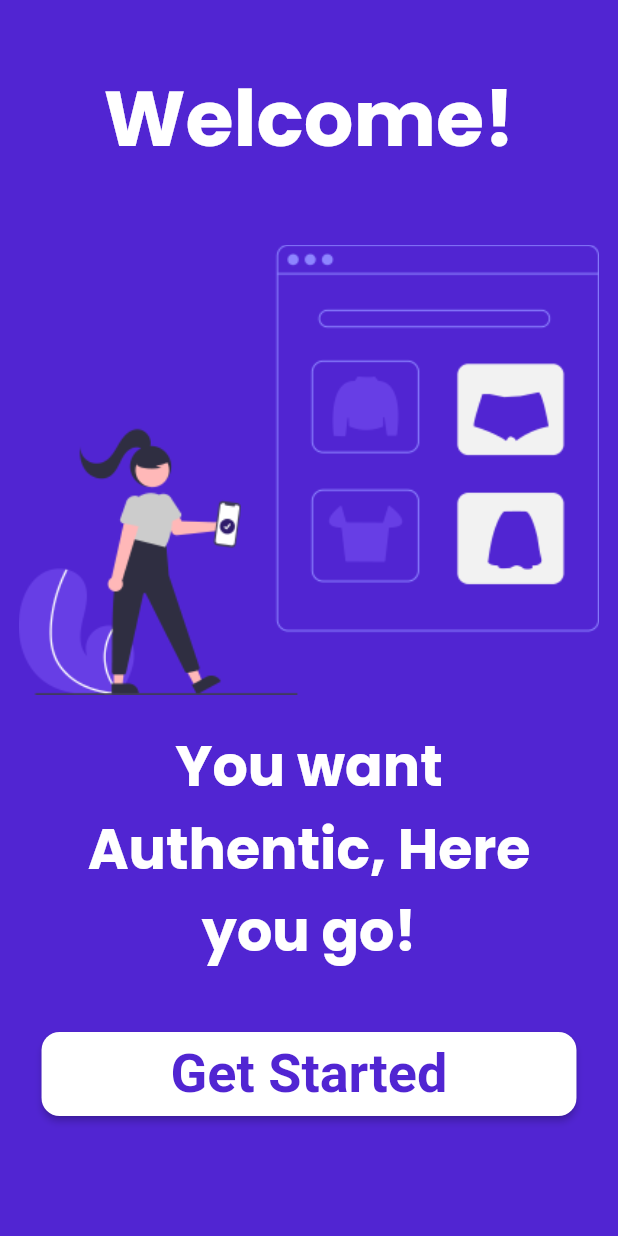
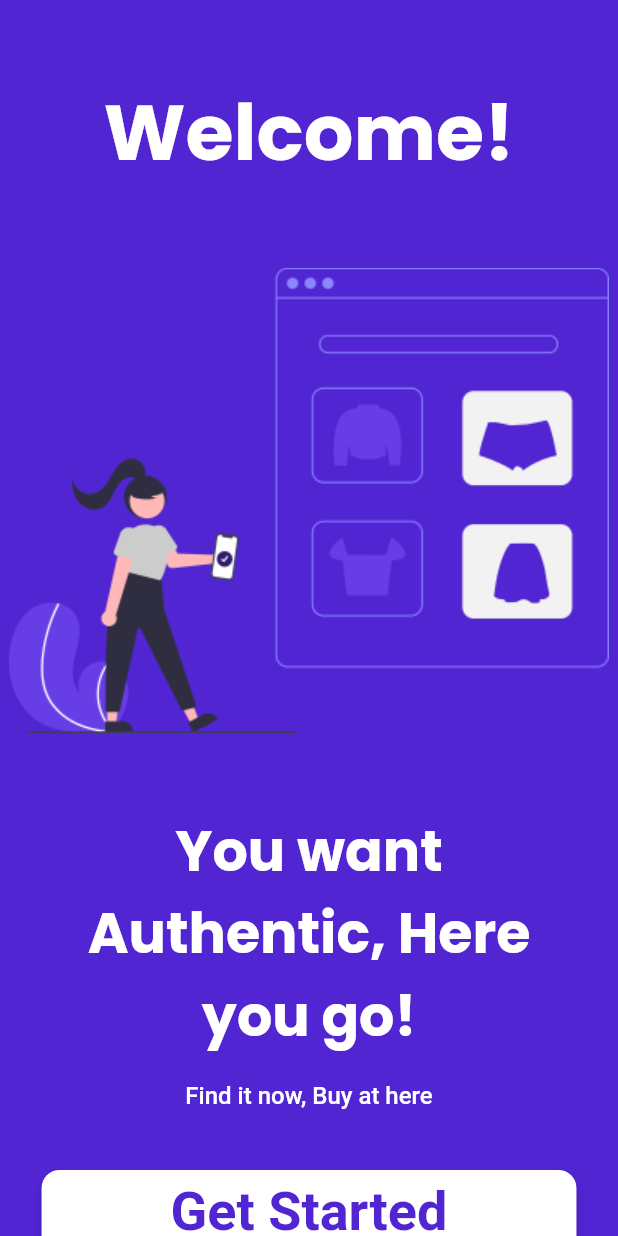
Before and after one commit to MrAhmed0702/your_cart, a Flutter app: the screen it shows after launch, after a tap on "Get Started", after a tap on "Login", after a tap on the "arrow back" icon, on a phone screen of 412 x 824 dp. Run offline on Flutter 3.47's test engine with Material 2 defaults, Android fonts, the phone set to English and light mode, and no system bars; our stand-ins replace cloud_firestore, firebase_auth, firebase_core, flutter_svg, google_sign_in; accounts and stored records are empty; network calls fail; Roboto replaces fonts that are missing (Poppins3).

Commit message:
ui refactor

```diff
--- a/lib/Components/my_button.dart
+++ b/lib/Components/my_button.dart
@@ -14,7 +14,7 @@ class MyButton extends StatelessWidget {
       onTap: onTap,
       child: ElevatedButton(
         style: ElevatedButton.styleFrom(
-          shape: RoundedRectangleBorder(
+          shape: const RoundedRectangleBorder(
             borderRadius: BorderRadius.all(
               Radius.circular(12),
             ),
@@ -22,8 +22,8 @@ class MyButton extends StatelessWidget {
           backgroundColor: Colors.white,
         ),
         onPressed: onTap,
-        child: Padding(
-          padding: const EdgeInsets.symmetric(
+        child: const Padding(
+          padding: EdgeInsets.symmetric(
             horizontal: 40,
             vertical: 3,
           ),
--- a/lib/Components/my_textfield.dart
+++ b/lib/Components/my_textfield.dart
@@ -19,7 +19,7 @@ class MyTextField extends StatelessWidget {
   @override
   Widget build(BuildContext context) {
     return TextFormField(
-      style: TextStyle(
+      style: const TextStyle(
         color: Colors.white,
         fontFamily: "Poppins2",
         fontSize: 20,
@@ -30,10 +30,10 @@ class MyTextField extends StatelessWidget {
       obscureText: obscureText,
       decoration: InputDecoration(
         hintText: hintText,
-        hintStyle: TextStyle(
+        hintStyle: const TextStyle(
           color: Colors.white,
         ),
-        enabledBorder: UnderlineInputBorder(
+        enabledBorder: const UnderlineInputBorder(
           borderSide: BorderSide(
             color: Colors.white,
           ),
--- a/lib/Screen/Home.dart
+++ b/lib/Screen/Home.dart
@@ -27,7 +27,7 @@ class _HomePageState extends State<HomePage> {
                 top: 9,
                 child: Container(
                   width: width_c * 0.97,
-                  height: height_c * .364,
+                  height: height_c * .420,
                   decoration: ShapeDecoration(
                     color: const Color(0xFF5125D2),
                     shape: RoundedRectangleBorder(
--- a/lib/Screen/Welcome.dart
+++ b/lib/Screen/Welcome.dart
@@ -6,6 +6,8 @@ class Welcome extends StatelessWidget {
 
   @override
   Widget build(BuildContext context) {
+    double height_c = MediaQuery.of(context).size.height;
+    double width_c = MediaQuery.of(context).size.width;
     return Scaffold(
       backgroundColor: const Color(0xFF5125D2),
       body: SingleChildScrollView(
@@ -13,8 +15,8 @@ class Welcome extends StatelessWidget {
           child: Column(
             mainAxisAlignment: MainAxisAlignment.start,
             children: <Widget>[
-              const SizedBox(
-                height: 40,
+              SizedBox(
+                height: height_c * 0.06,
               ),
               const Text(
                 'Welcome!',
@@ -25,14 +27,14 @@ class Welcome extends StatelessWidget {
                   fontWeight: FontWeight.bold,
                 ),
               ),
-              const SizedBox(height: 45),
+               SizedBox(height: height_c * 0.05),
               SizedBox(
-                height: 300,
+                height: height_c * 0.4,
                 child: Image.asset(
                   "images/welcome.png",
                 ),
               ),
-              const SizedBox(height: 20),
+              SizedBox(height: height_c * 0.05),
               const Text(
                 'You want \nAuthentic, Here \nyou go!',
                 textAlign: TextAlign.center,
@@ -41,6 +43,19 @@ class Welcome extends StatelessWidget {
                   fontFamily: 'Poppins',
                   color: Colors.white,
                   fontSize: 37,
+                ),
+              ),
+
+              SizedBox(height: height_c * 0.02),
+              const Text(
+                'Find it now, Buy at here',
+                textAlign: TextAlign.center,
+                style: TextStyle(
+                  decorationColor: Color.fromARGB(255, 140, 143, 151),
+                  fontWeight: FontWeight.w500,
+                  fontFamily: 'Poppins3',
+                  color: Colors.white,
+                  fontSize: 16,
                 ),
               ),
               const SizedBox(
--- a/lib/main.dart
+++ b/lib/main.dart
@@ -29,20 +29,20 @@ class MyApp extends StatelessWidget {
   Widget build(BuildContext context) {
     return MaterialApp(
       debugShowCheckedModeBanner: false,
-      // home: FooterMenu(),
-      initialRoute: "/",
-      routes: {
-        '/': (context) => SplashScreen0(),
-        '/splash1': (context) => SplashScreen1(),
-        '/splash2': (context) => SplashScreen2(),
-        '/splash3': (context) => SplashScreen3(),
-        "welcome": (context) => const Welcome(),
-        "login": (context) => LoginPage(),
-        "registration": (context) => const RegistrationPage(),
-        "homepage": (context) => const HomePage(),
-        "forgotpassword": (context) => const ForgotPasswordPage(),
-        "authpage": (context) => const AuthPage(),
-      },
+      home: Welcome(),
+      // initialRoute: "/",
+      // routes: {
+      //   '/': (context) => SplashScreen0(),
+      //   '/splash1': (context) => SplashScreen1(),
+      //   '/splash2': (context) => SplashScreen2(),
+      //   '/splash3': (context) => SplashScreen3(),
+      //   "welcome": (context) => const Welcome(),
+      //   "login": (context) => LoginPage(),
+      //   "registration": (context) => const RegistrationPage(),
+      //   "homepage": (context) => const HomePage(),
+      //   "forgotpassword": (context) => const ForgotPasswordPage(),
+      //   "authpage": (context) => const AuthPage(),
+      // },
     );
   }
 }
```
